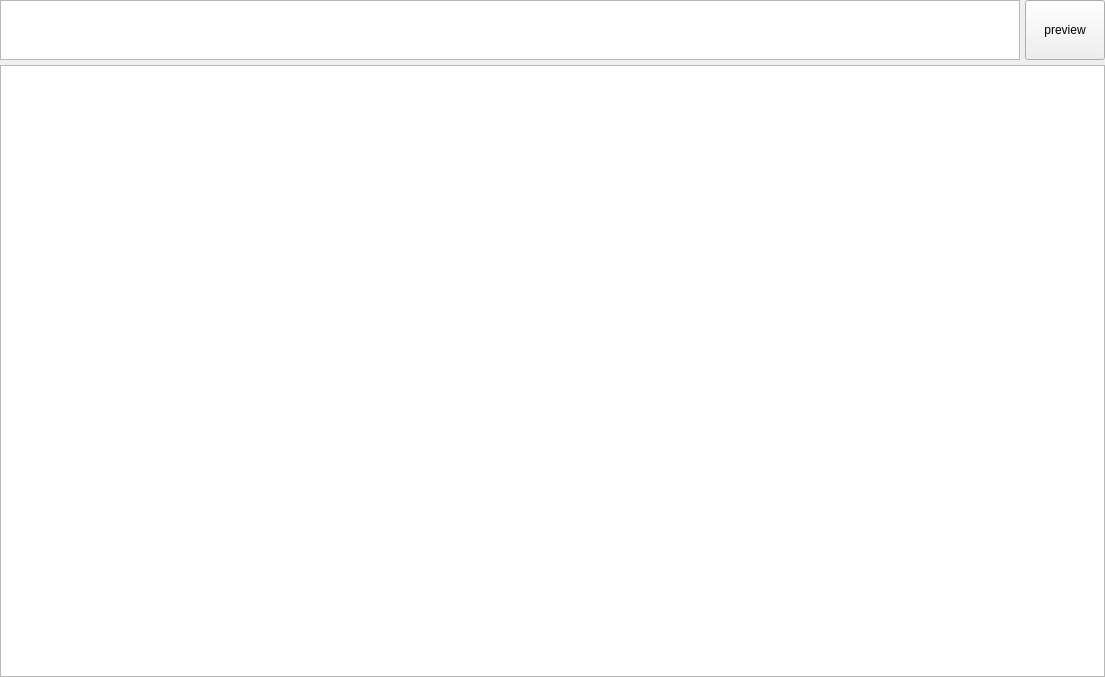
The window that ui/sources/page_daftar_kelas.ui (asjach/db_app) describes before a commit, drawn with Qt 5.
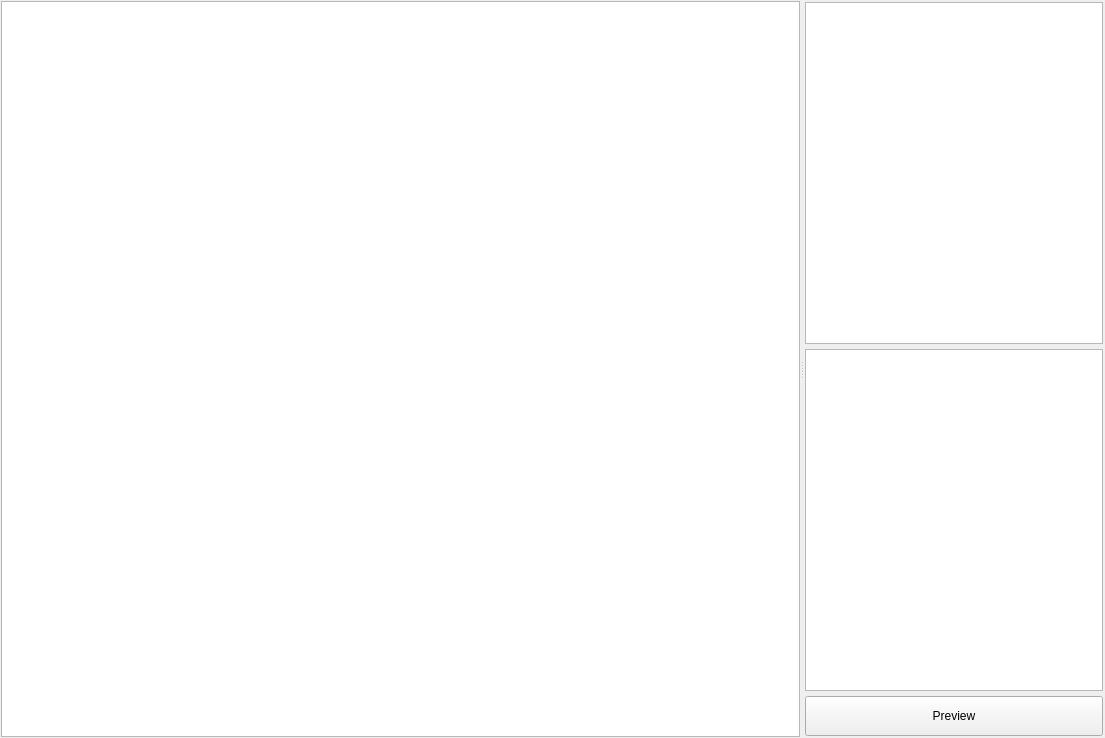
The same window after the commit. Custom widgets are drawn as their Qt base class.

Patch:
```diff
--- a/ui/sources/page_daftar_kelas.ui
+++ b/ui/sources/page_daftar_kelas.ui
@@ -7,7 +7,7 @@
     <x>0</x>
     <y>0</y>
     <width>1105</width>
-    <height>677</height>
+    <height>738</height>
    </rect>
   </property>
   <property name="windowTitle">
@@ -15,25 +15,32 @@
   </property>
   <layout class="QGridLayout" name="gridLayout">
    <property name="leftMargin">
-    <number>0</number>
+    <number>1</number>
    </property>
    <property name="topMargin">
-    <number>0</number>
+    <number>1</number>
    </property>
    <property name="rightMargin">
-    <number>0</number>
+    <number>1</number>
    </property>
    <property name="bottomMargin">
-    <number>0</number>
+    <number>1</number>
    </property>
-   <property name="horizontalSpacing">
-    <number>0</number>
-   </property>
-   <property name="verticalSpacing">
+   <property name="spacing">
     <number>5</number>
    </property>
-   <item row="1" column="0">
+   <item row="0" column="0">
+    <widget class="QSplitter" name="splitter">
+     <property name="orientation">
+      <enum>Qt::Horizontal</enum>
+     </property>
     <widget class="QTableWidget" name="tbl_widget">
+      <property name="sizePolicy">
+       <sizepolicy hsizetype="Expanding" vsizetype="Expanding">
+        <horstretch>1</horstretch>
+        <verstretch>0</verstretch>
+       </sizepolicy>
+      </property>
      <property name="lineWidth">
       <number>0</number>
      </property>
@@ -50,70 +57,111 @@
       <number>24</number>
      </attribute>
     </widget>
-   </item>
-   <item row="0" column="0">
     <widget class="QWidget" name="widget_custom" native="true">
      <property name="minimumSize">
       <size>
-       <width>0</width>
-       <height>60</height>
-      </size>
-     </property>
-     <property name="maximumSize">
-      <size>
-       <width>16777215</width>
-       <height>60</height>
-      </size>
-     </property>
-     <layout class="QHBoxLayout" name="horizontalLayout">
-      <property name="spacing">
-       <number>5</number>
-      </property>
-      <property name="leftMargin">
-       <number>0</number>
-      </property>
-      <property name="topMargin">
-       <number>0</number>
-      </property>
-      <property name="rightMargin">
-       <number>0</number>
-      </property>
-      <property name="bottomMargin">
-       <number>0</number>
-      </property>
-      <item>
-       <widget class="QPlainTextEdit" name="plain_custom"/>
-      </item>
-      <item>
-       <widget class="QPushButton" name="btn_preview">
-        <property name="sizePolicy">
-         <sizepolicy hsizetype="Fixed" vsizetype="Preferred">
-          <horstretch>0</horstretch>
-          <verstretch>0</verstretch>
-         </sizepolicy>
-        </property>
-        <property name="minimumSize">
-         <size>
-          <width>80</width>
+        <width>300</width>
           <height>0</height>
          </size>
         </property>
-        <property name="maximumSize">
+      <layout class="QVBoxLayout" name="verticalLayout">
+       <property name="spacing">
+        <number>5</number>
+       </property>
+       <property name="leftMargin">
+        <number>1</number>
+       </property>
+       <property name="topMargin">
+        <number>1</number>
+       </property>
+       <property name="rightMargin">
+        <number>1</number>
+       </property>
+       <property name="bottomMargin">
+        <number>1</number>
+       </property>
+       <item>
+        <widget class="QListWidget" name="list_kolom">
+         <property name="acceptDrops">
+          <bool>false</bool>
+         </property>
+         <property name="dragEnabled">
+          <bool>true</bool>
+         </property>
+         <property name="dragDropOverwriteMode">
+          <bool>false</bool>
+         </property>
+         <property name="dragDropMode">
+          <enum>QAbstractItemView::DragDrop</enum>
+         </property>
+         <property name="defaultDropAction">
+          <enum>Qt::MoveAction</enum>
+         </property>
+         <property name="resizeMode">
+          <enum>QListView::Adjust</enum>
+         </property>
+         <property name="layoutMode">
+          <enum>QListView::Batched</enum>
+         </property>
+         <property name="spacing">
+          <number>0</number>
+         </property>
+         <property name="viewMode">
+          <enum>QListView::IconMode</enum>
+         </property>
+         <property name="wordWrap">
+          <bool>false</bool>
+         </property>
+         <property name="selectionRectVisible">
+          <bool>false</bool>
+         </property>
+        </widget>
+       </item>
+       <item>
+        <widget class="DropPlainTextEdit" name="plain_custom">
+         <property name="sizePolicy">
+          <sizepolicy hsizetype="Preferred" vsizetype="Expanding">
+           <horstretch>0</horstretch>
+           <verstretch>0</verstretch>
+          </sizepolicy>
+         </property>
+         <property name="acceptDrops">
+          <bool>true</bool>
+         </property>
+         <property name="plainText">
+          <string/>
+         </property>
+         <property name="textInteractionFlags">
+          <set>Qt::LinksAccessibleByMouse|Qt::TextEditable|Qt::TextEditorInteraction|Qt::TextSelectableByKeyboard|Qt::TextSelectableByMouse</set>
+         </property>
+        </widget>
+       </item>
+       <item>
+        <widget class="QPushButton" name="btn_preview">
+         <property name="minimumSize">
          <size>
-          <width>80</width>
-          <height>16777215</height>
+           <width>0</width>
+           <height>40</height>
          </size>
         </property>
         <property name="text">
-         <string>preview</string>
+          <string>Preview</string>
         </property>
        </widget>
       </item>
      </layout>
     </widget>
+    </widget>
    </item>
   </layout>
  </widget>
+ <customwidgets>
+  <customwidget>
+   <class>DropPlainTextEdit</class>
+   <extends>QPlainTextEdit</extends>
+   <header>scripts.widgets.custom</header>
+  </customwidget>
+ </customwidgets>
  <resources/>
  <connections/>
 </ui>
```
Lines whose indentation alone changed are shown as unchanged.
